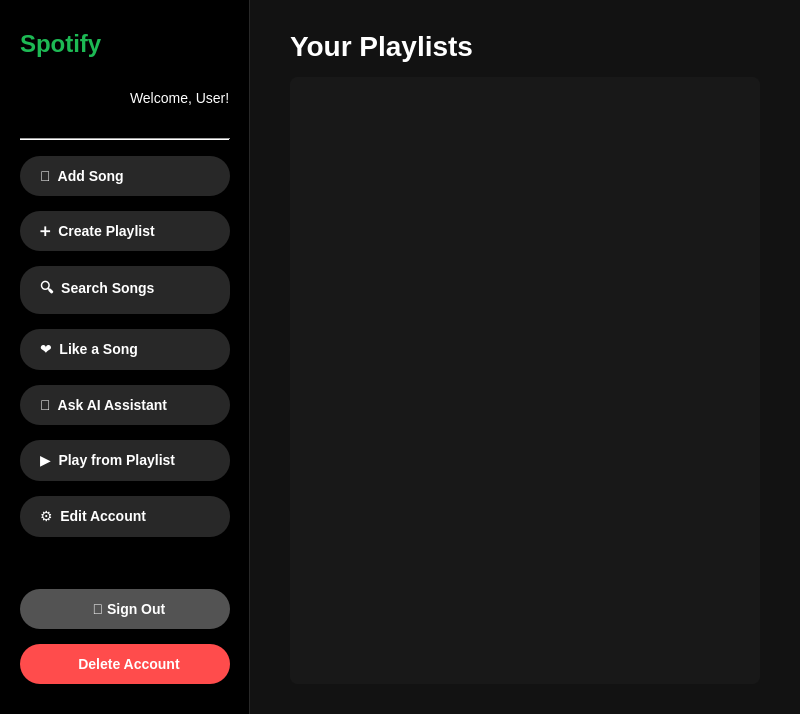
Old version of the form listenerwindow.ui in the repository JackyJa/Spotify-Project.
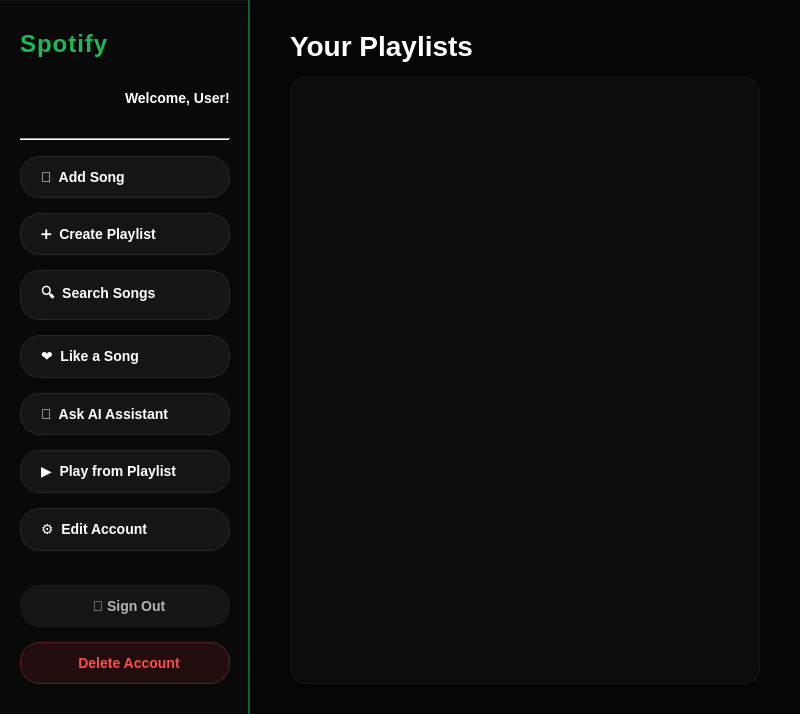
New version of the form.

Commit message: UI: Apply unified neon glassmorphism theme to all screens (Login, Register, Dashboards)

Diff of the .ui file:
```diff
--- a/listenerwindow.ui
+++ b/listenerwindow.ui
@@ -45,6 +45,109 @@
 QWidget#sidebar { background-color: #000000; border-right: 1px solid #282828; }</string>
   </property>
   <widget class="QWidget" name="centralWidget">
+   <property name="styleSheet">
+    <string notr="true">
+#centralWidget {
+    background-color: #050505;
+    background-image: 
+        qradialgradient(
+            cx:0.85, cy:0.15, radius: 1.5, fx:0.85, fy:0.15,
+            stop:0 rgba(29, 185, 84, 120),   
+            stop:0.25 #050505, 
+            stop:1 #000000
+        );
+}
+
+
+#sidebar {
+    background-color: rgba(10, 10, 10, 0.85);
+    border-right: 2px solid rgba(29, 185, 84, 0.5);
+    border-top: 1px solid rgba(255, 255, 255, 0.05);
+}
+
+
+QLabel {
+    color: #FFFFFF;
+    font-weight: bold;
+}
+#titleLabel {
+    color: #1DB954;
+    font-size: 26px;
+    font-weight: 900;
+    letter-spacing: 1px;
+}
+
+
+QListWidget {
+    background-color: rgba(255, 255, 255, 0.03);
+    color: #E0E0E0;
+    border: 1px solid rgba(255, 255, 255, 0.05);
+    border-radius: 15px;
+    font-size: 16px;
+    padding: 15px;
+    outline: none;
+}
+QListWidget::item {
+    padding: 12px;
+    border-radius: 8px;
+    margin: 2px 0px;
+}
+QListWidget::item:hover {
+    background-color: rgba(255, 255, 255, 0.05);
+    color: #1DB954;
+}
+QListWidget::item:selected {
+    background-color: #1DB954;
+    color: #000000;
+    font-weight: bold;
+}
+
+
+QPushButton {
+    background-color: rgba(255, 255, 255, 0.05);
+    color: #FFFFFF;
+    border: 1px solid rgba(255, 255, 255, 0.1);
+    border-radius: 20px;
+    padding: 12px;
+    font-size: 14px;
+    font-weight: bold;
+    text-align: left;
+    padding-left: 20px;
+}
+QPushButton:hover {
+    background-color: rgba(29, 185, 84, 0.1);
+    border: 1px solid #1DB954;
+    color: #1DB954;
+}
+QPushButton:pressed {
+    background-color: #1DB954;
+    color: #000000;
+}
+
+
+QPushButton#btnDeleteAccount {
+    background-color: rgba(255, 50, 50, 0.1);
+    color: #ff4c4c;
+    border: 1px solid rgba(255, 76, 76, 0.3);
+    text-align: center;
+}
+QPushButton#btnDeleteAccount:hover {
+    background-color: rgba(255, 50, 50, 0.2);
+    border: 1px solid #ff4c4c;
+}
+
+
+QPushButton#btnSignOut {
+    background-color: rgba(255, 255, 255, 0.05);
+    color: #B3B3B3;
+    text-align: center;
+    border: 1px solid rgba(255, 255, 255, 0.05);
+}
+QPushButton#btnSignOut:hover {
+    color: #FFFFFF;
+    border: 1px solid #FFFFFF;
+}</string>
+   </property>
    <layout class="QHBoxLayout" name="mainLayout">
     <property name="spacing">
      <number>0</number>
```
The commit also changes 3 other files.
